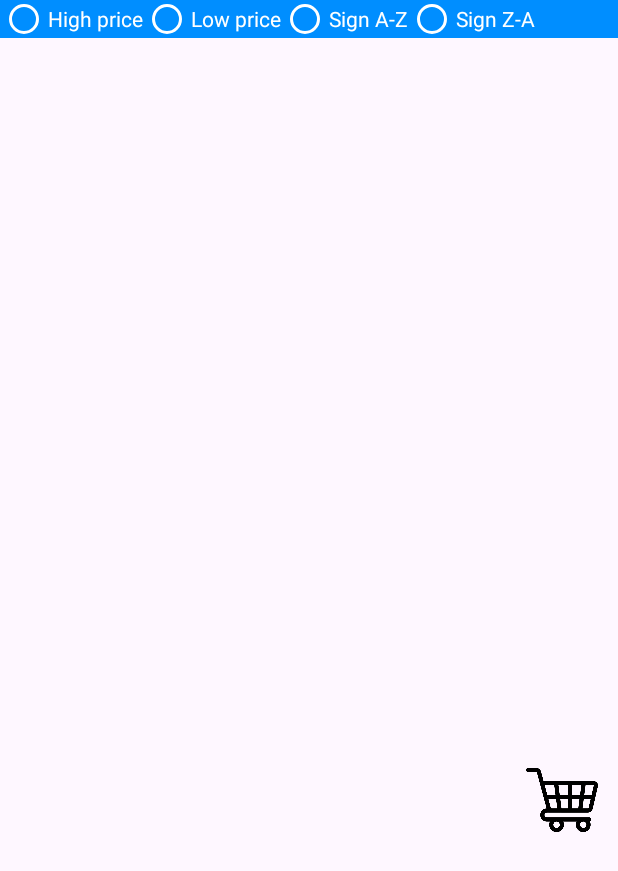
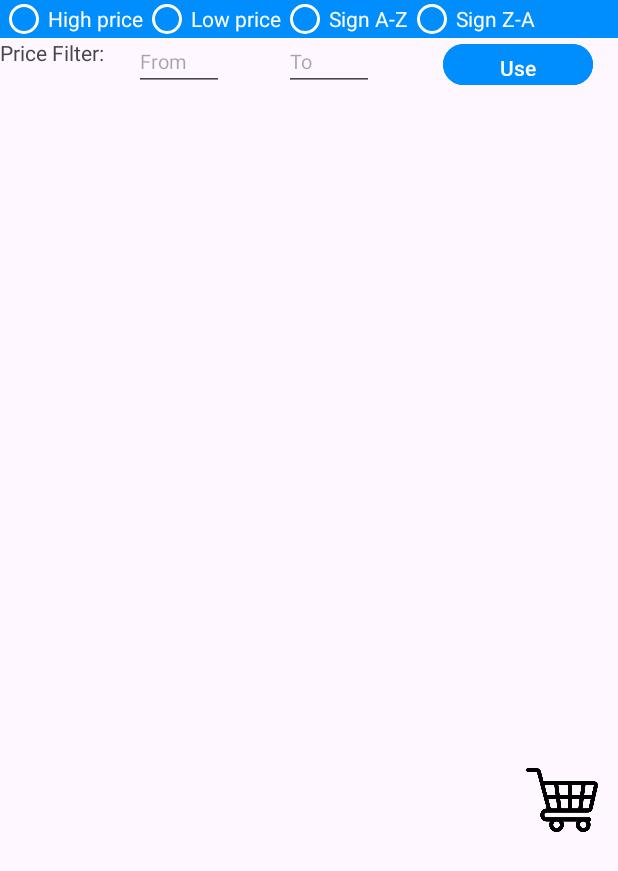
Before and after one commit to ExproVic/ECommerce, an Android app: the ShowProductActivity screen opened directly, with no data from a screen before it, on a phone screen of 412 x 824 dp. Shown: the top 871 px of the screen. Run offline under Robolectric (Android 15) with nearby library versions, the phone set to English and light mode, and no system bars; our stand-ins replace Firebase (no records; nobody signed in at launch, a user with empty details on screens opened directly); pictures from the network do not load.

Commit message:
add filter

```diff
--- a/app/src/main/java/com/example/ecommerce/productview/ProductAdapter.java
+++ b/app/src/main/java/com/example/ecommerce/productview/ProductAdapter.java
@@ -44,7 +44,6 @@ public class ProductAdapter extends RecyclerView.Adapter<ViewProductHolder> {
                 FirebaseUser currentUser = mAuth.getCurrentUser();
                 if (currentUser != null) {
                     String uid = currentUser.getUid();
-                    String productID = item.getPname();
                     DatabaseReference cartRef = FirebaseDatabase.getInstance().getReference("cart").child(uid);
                     cartRef.addListenerForSingleValueEvent(new ValueEventListener() {
                         @Override
@@ -88,7 +87,10 @@ public class ProductAdapter extends RecyclerView.Adapter<ViewProductHolder> {
         holder.setItems(items);
         return holder;
     }
-
+    public void updateList(List<ItemProduct> updatedList) {
+        items = updatedList;
+        notifyDataSetChanged();
+    }
     @Override
     public void onBindViewHolder(@NonNull ViewProductHolder holder, int position) {
         ItemProduct item = items.get(position);
--- a/app/src/main/res/layout/activity_show_product.xml
+++ b/app/src/main/res/layout/activity_show_product.xml
@@ -10,9 +10,7 @@
         android:layout_width="match_parent"
         android:layout_height="25dp"
         android:background="@color/textHeading"
-
         android:orientation="horizontal">
-
         <RadioButton
             android:id="@+id/radioHighprice"
             android:layout_width="wrap_content"
@@ -44,11 +42,16 @@
             android:layout_height="wrap_content"
             android:theme="@style/MyRadioButton"
             android:text="Sign Z-A"/>
+
     </RadioGroup>
 
 
+
+
+
+
     <androidx.recyclerview.widget.RecyclerView
-        android:layout_marginTop="30dp"
+        android:layout_marginTop="60dp"
         android:layout_marginBottom="35dp"
         android:id="@+id/recycleviewProduct"
         android:layout_width="match_parent"
@@ -65,6 +68,47 @@
         android:onClick="onCartButtonClick"
         android:src="@drawable/shopping_cart" />
 
+    <TextView
+        android:id="@+id/PriceFilter"
+        android:layout_width="wrap_content"
+        android:layout_height="35dp"
+        android:textAlignment="center"
+        android:layout_below="@+id/radioGroup"
+        android:layout_marginTop="0dp"
+        android:text="Price Filter:" />
 
+    <EditText
+        android:id="@+id/fieldfrom"
+        android:layout_width="60dp"
+        android:layout_height="35dp"
+        android:layout_below="@id/radioGroup"
+        android:layout_marginStart="20dp"
+        android:layout_toEndOf="@+id/PriceFilter"
+        android:ems="10"
+        android:hint="From"
+        android:inputType="number"
+        android:textSize="13sp" />
 
+    <EditText
+        android:id="@+id/fieldto"
+        android:layout_width="60dp"
+        android:layout_height="35dp"
+        android:layout_below="@id/radioGroup"
+        android:layout_marginStart="40dp"
+        android:layout_toEndOf="@+id/fieldfrom"
+        android:ems="10"
+        android:hint="To"
+        android:inputType="number"
+        android:textSize="13sp" />
+
+    <Button
+        android:id="@+id/buttonFilter"
+        android:layout_width="100dp"
+        android:layout_height="35dp"
+        android:layout_below="@id/radioGroup"
+        android:layout_marginStart="46dp"
+        android:layout_marginTop="0dp"
+        android:layout_toEndOf="@+id/fieldto"
+        android:backgroundTint="@color/textHeading"
+        android:text="Use" />
 </RelativeLayout>
```
Also changed, not shown: app/src/main/java/com/example/ecommerce/productview/ShowProductActivity.java (+47 -0 lines).
